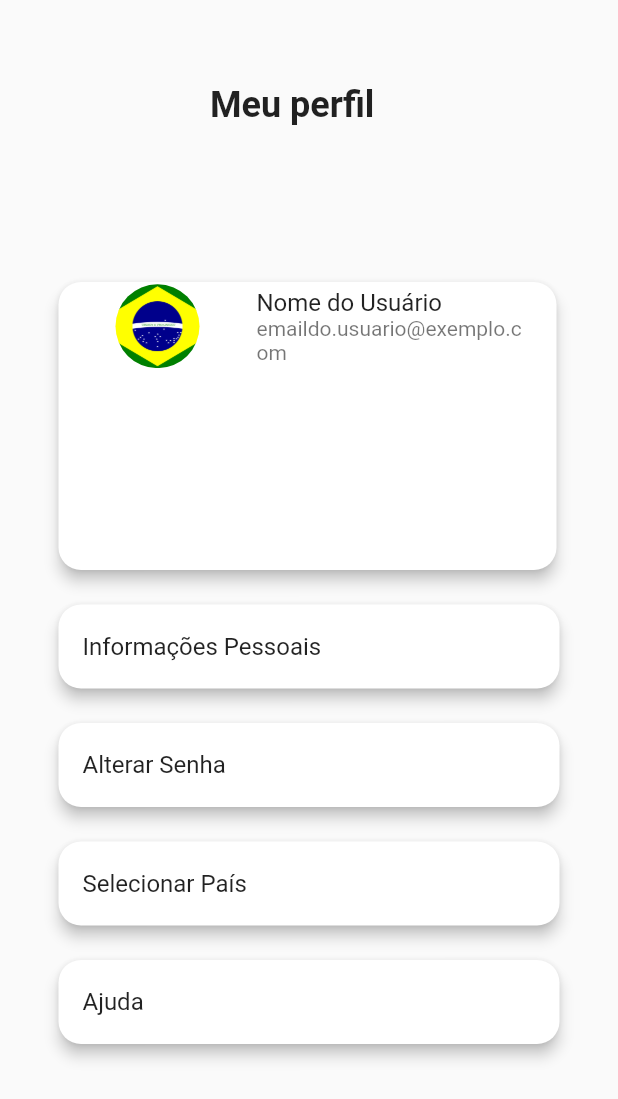
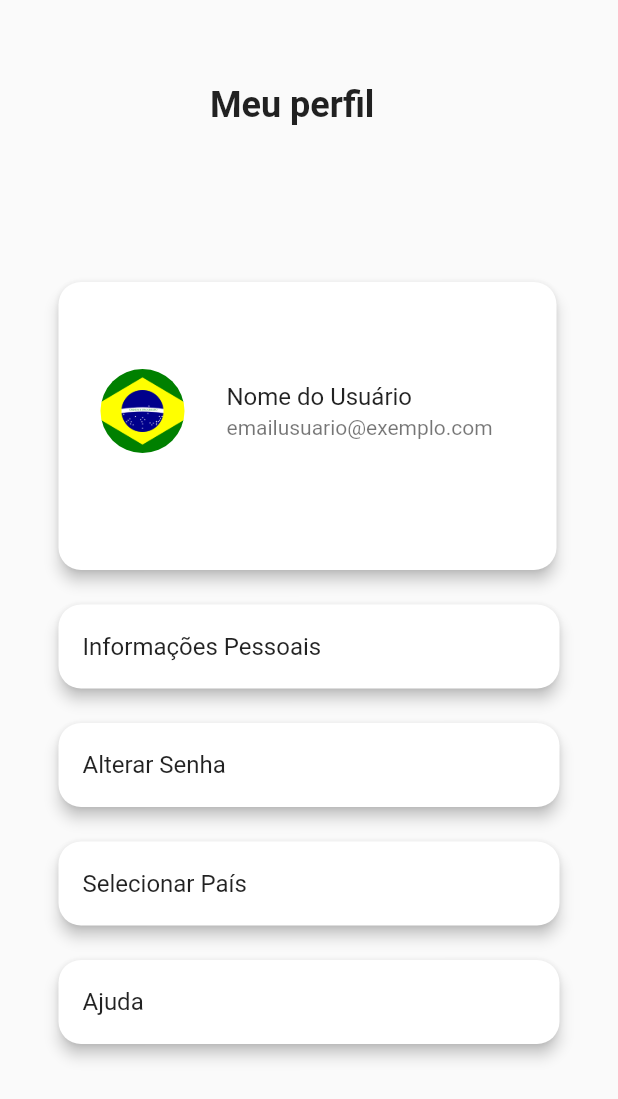
Before and after one commit to laisriquieri/passaporte_culinario, a Flutter app: the Profile screen opened directly, on a phone screen of 412 x 824 dp. Shown: the top 1099 px of the screen. Run offline on Flutter 3.47's test engine with Material 2 defaults, Android fonts, the phone set to English and light mode, and no system bars; our stand-ins replace carousel_slider, flutter_svg, mask_text_input_formatter, rive, shimmer.

Commit message:
Update Perfil

```diff
--- a/lib/src/pages/profile.dart
+++ b/lib/src/pages/profile.dart
@@ -33,13 +33,16 @@ class _ProfileState extends State<Profile> {
               shape: RoundedRectangleBorder(
                 borderRadius: BorderRadius.circular(15),
               ),
-              child: ListTile(
-                leading: CircleAvatar(
-                  backgroundImage: AssetImage('assets/bandeira-brasil.png'),
-                  radius: 50,
+              child: Padding(
+                padding: const EdgeInsets.only(top: 50),
+                child: ListTile(
+                  leading: CircleAvatar(
+                    backgroundImage: AssetImage('assets/bandeira-brasil.png'),
+                    radius: 40,
+                  ),
+                  title: Text('Nome do Usuário'),
+                  subtitle: Text('emailusuario@exemplo.com'),
                 ),
-                title: Text('Nome do Usuário'),
-                subtitle: Text('emaildo.usuario@exemplo.com'),
               ),
             ),
           ),
```
